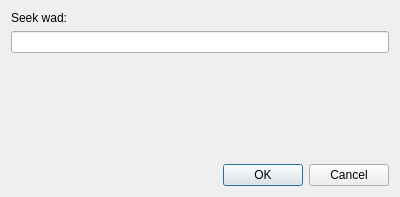
Above: src/gui/wadseekerinterface.ui from Destroyerrrocket/doomseeker-unofficial before the change. Below: the same form after it.
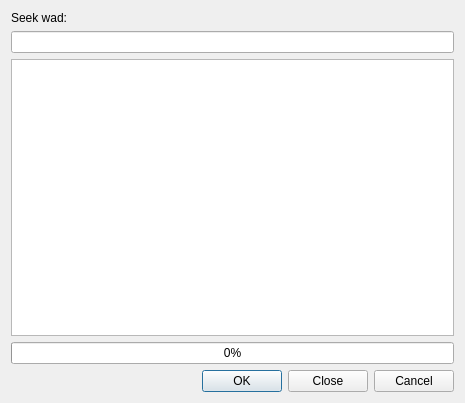
That is the form after the change.

Commit message: - Wadseeker communicates with Doomseeker entirely through WadSeekerInterface dialog now. - Added: ability to abort Wadseeker actions. - Added: Wadseeker can now save files that have exactly the same name as seeked file.

What changed in the file:
```diff
--- a/src/gui/wadseekerinterface.ui
+++ b/src/gui/wadseekerinterface.ui
@@ -1,12 +1,12 @@
 <ui version="4.0" >
  <class>WadSeekerInterface</class>
- <widget class="QDialog" name="WadSeekerInterface" >
-  <property name="geometry" >
+ <widget class="QDialog" name="WadSeekerInterface">
+  <property name="geometry">
    <rect>
     <x>0</x>
     <y>0</y>
-    <width>400</width>
-    <height>197</height>
+    <width>465</width>
+    <height>403</height>
    </rect>
   </property>
   <property name="windowTitle" >
@@ -30,17 +30,22 @@
       </widget>
      </item>
      <item>
-      <spacer name="verticalSpacer" >
-       <property name="orientation" >
-        <enum>Qt::Vertical</enum>
-       </property>
-       <property name="sizeHint" stdset="0" >
-        <size>
-         <width>20</width>
-         <height>40</height>
-        </size>
-       </property>
-      </spacer>
+      <layout class="QVBoxLayout" name="verticalLayout_3">
+       <item>
+        <widget class="QTextEdit" name="teWadseekerOutput">
+         <property name="readOnly">
+          <bool>true</bool>
+         </property>
+        </widget>
+       </item>
+       <item>
+        <widget class="QProgressBar" name="pbProgress">
+         <property name="value">
+          <number>0</number>
+         </property>
+        </widget>
+       </item>
+      </layout>
      </item>
     </layout>
    </item>
@@ -49,8 +54,8 @@
      <property name="orientation" >
       <enum>Qt::Horizontal</enum>
      </property>
-     <property name="standardButtons" >
-      <set>QDialogButtonBox::Cancel|QDialogButtonBox::Ok</set>
+     <property name="standardButtons">
+      <set>QDialogButtonBox::Cancel|QDialogButtonBox::Close|QDialogButtonBox::Ok</set>
      </property>
      <property name="centerButtons" >
       <bool>false</bool>
```
Left out of the diff: 33 changed lines with no effect on the pictures. The commit also changes 6 other files.
